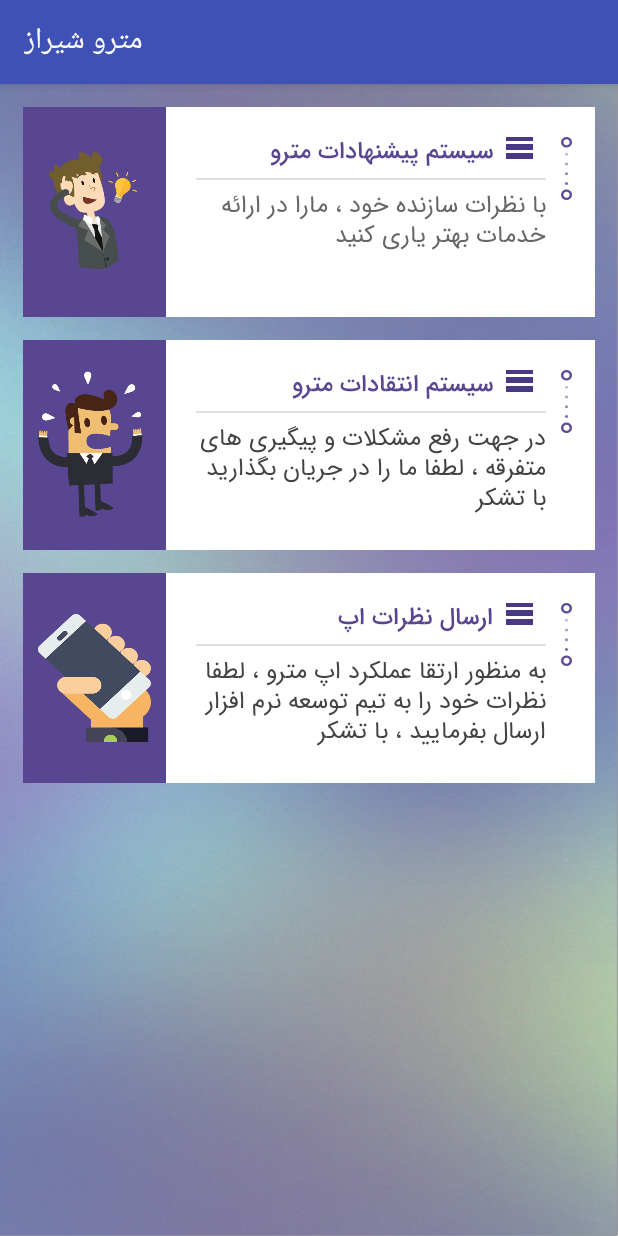
After one commit to bionuts/ShirazMetro, an Android app: the ContactUs2 screen opened directly, with no data from a screen before it, on a phone screen of 412 x 824 dp. The commit adds this screen. Run offline under Robolectric (Android 15) with nearby library versions, the phone set to English and light mode, and no system bars.

Commit message:
contact us layout4

```diff
--- a/app/src/main/AndroidManifest.xml
+++ b/app/src/main/AndroidManifest.xml
@@ -35,7 +35,10 @@
         <activity
             android:name=".ContactUsActivity"
             android:screenOrientation="portrait"
-            android:theme="@style/Theme.AppCompat.Light.NoActionBar"></activity>
+            android:theme="@style/Theme.AppCompat.Light.NoActionBar" />
+        <activity
+            android:name=".ContactUs2"
+            android:screenOrientation="portrait" />
     </application>
 
 </manifest>
--- /dev/null
+++ b/app/src/main/java/ir/shirazmetro/shirazmetro/ContactUs2.java
@@ -0,0 +1,13 @@
+package ir.shirazmetro.shirazmetro;
+
+import android.support.v7.app.AppCompatActivity;
+import android.os.Bundle;
+
+public class ContactUs2 extends AppCompatActivity {
+
+    @Override
+    protected void onCreate(Bundle savedInstanceState) {
+        super.onCreate(savedInstanceState);
+        setContentView(R.layout.activity_contact_us2);
+    }
+}
--- a/app/src/main/java/ir/shirazmetro/shirazmetro/MainActivity.java
+++ b/app/src/main/java/ir/shirazmetro/shirazmetro/MainActivity.java
@@ -72,6 +72,11 @@ public class MainActivity extends AppCompatActivity
         startActivity(intent);
     }
 
+    public void onButton4Clicked(View view) {
+        Intent intent = new Intent(getApplicationContext(), ContactUs2.class);
+        startActivity(intent);
+    }
+
     @Override
     public void onBackPressed() {
         DrawerLayout drawer = (DrawerLayout) findViewById(R.id.drawer_layout);
--- /dev/null
+++ b/app/src/main/res/drawable/contactus_bg_gradient.xml
@@ -0,0 +1,11 @@
+<shape xmlns:android="http://schemas.android.com/apk/res/android" android:shape="rectangle" >
+    <gradient
+        android:startColor="#01a67e"
+        android:centerColor="#11559c "
+        android:endColor="#1a18aa"
+        android:angle="-90"/>
+    <corners
+        android:radius="0dp"/>
+
+
+</shape>
--- a/app/src/main/res/layout/activity_contact_us.xml
+++ b/app/src/main/res/layout/activity_contact_us.xml
@@ -1,10 +1,17 @@
 <?xml version="1.0" encoding="utf-8"?>
-<android.support.constraint.ConstraintLayout xmlns:android="http://schemas.android.com/apk/res/android"
-    xmlns:app="http://schemas.android.com/apk/res-auto"
+<ListView xmlns:android="http://schemas.android.com/apk/res/android"
     xmlns:tools="http://schemas.android.com/tools"
+    android:id="@+id/mainListView"
     android:layout_width="match_parent"
     android:layout_height="match_parent"
-    android:background="@drawable/tile_background"
-    tools:context=".ContactUsActivity">
-
-</android.support.constraint.ConstraintLayout>
+    android:background="@drawable/background"
+    android:clipChildren="false"
+    android:clipToPadding="false"
+    android:divider="@android:color/transparent"
+    android:dividerHeight="10dp"
+    android:paddingBottom="@dimen/activity_vertical_margin"
+    android:paddingLeft="@dimen/activity_horizontal_margin"
+    android:paddingRight="@dimen/activity_horizontal_margin"
+    android:paddingTop="@dimen/activity_vertical_margin"
+    android:scrollbars="none"
+    tools:context=".ContactUsActivity" />
--- /dev/null
+++ b/app/src/main/res/layout/activity_contact_us2.xml
@@ -0,0 +1,389 @@
+<?xml version="1.0" encoding="utf-8"?>
+<android.support.constraint.ConstraintLayout xmlns:android="http://schemas.android.com/apk/res/android"
+    xmlns:app="http://schemas.android.com/apk/res-auto"
+    xmlns:tools="http://schemas.android.com/tools"
+    android:layout_width="match_parent"
+    android:layout_height="match_parent"
+    android:background="@drawable/background"
+    tools:context=".ContactUs2">
+
+    <LinearLayout
+        android:layout_width="match_parent"
+        android:layout_height="wrap_content"
+        android:orientation="vertical"
+        android:padding="15dp">
+
+        <LinearLayout xmlns:android="http://schemas.android.com/apk/res/android"
+            xmlns:tools="http://schemas.android.com/tools"
+            android:layout_width="match_parent"
+            android:layout_height="wrap_content"
+            android:layout_marginBottom="15dp"
+            android:background="@color/bgContent"
+            android:baselineAligned="false"
+            android:orientation="horizontal">
+
+            <!-- LEFT TITLE PART -->
+            <RelativeLayout
+                android:layout_width="match_parent"
+                android:layout_height="140dp"
+                android:layout_weight="3"
+                android:background="@color/bgTitleLeft"
+                android:orientation="vertical"
+                android:paddingBottom="20dp"
+                android:paddingLeft="10dp"
+                android:paddingRight="10dp"
+                android:paddingTop="20dp">
+
+                <ImageView
+                    android:id="@+id/left_image"
+                    android:layout_width="wrap_content"
+                    android:layout_height="wrap_content"
+                    android:layout_alignParentLeft="true"
+                    android:layout_alignParentStart="true"
+                    android:layout_centerVertical="true"
+                    android:adjustViewBounds="true"
+                    android:contentDescription="@string/action_settings"
+                    android:scaleType="fitXY"
+                    android:src="@drawable/idea2" />
+
+                <TextView
+                    android:id="@+id/title_price"
+                    android:layout_width="wrap_content"
+                    android:layout_height="wrap_content"
+                    android:layout_alignParentLeft="true"
+                    android:layout_alignParentStart="true"
+                    android:fontFamily="@font/iransansmobile_medium"
+                    android:textColor="@android:color/white"
+                    android:textSize="26sp"
+                    android:visibility="invisible" />
+
+                <TextView
+                    android:id="@+id/title_time_label"
+                    android:layout_width="wrap_content"
+                    android:layout_height="wrap_content"
+                    android:layout_alignParentBottom="true"
+                    android:layout_alignParentLeft="true"
+                    android:layout_alignParentStart="true"
+                    android:textColor="@android:color/white"
+                    android:textSize="14sp"
+                    android:visibility="invisible" />
+
+                <TextView
+                    android:id="@+id/title_date_label"
+                    android:layout_width="wrap_content"
+                    android:layout_height="wrap_content"
+                    android:layout_above="@id/title_time_label"
+                    android:layout_alignParentLeft="true"
+                    android:layout_alignParentStart="true"
+                    android:textColor="@android:color/white"
+                    android:textSize="12sp"
+                    android:visibility="invisible" />
+
+
+            </RelativeLayout>
+
+            <!-- RIGHT TITLE PART -->
+            <RelativeLayout
+                android:layout_width="match_parent"
+                android:layout_height="match_parent"
+                android:layout_weight="1"
+                android:background="@color/bgTitleRight"
+                android:layoutDirection="rtl"
+                android:paddingBottom="20dp"
+                android:paddingEnd="20dp"
+                android:paddingLeft="15dp"
+                android:paddingRight="20dp"
+                android:paddingStart="15dp"
+                android:paddingTop="20dp"
+                android:textDirection="rtl">
+
+                <ImageView
+                    android:id="@+id/title_from_to_dots"
+                    android:layout_width="wrap_content"
+                    android:layout_height="wrap_content"
+                    android:layout_alignParentLeft="true"
+                    android:layout_alignParentStart="true"
+                    android:layout_marginEnd="10dp"
+                    android:layout_marginRight="10dp"
+                    android:src="@drawable/from_to_purple" />
+
+                <ImageView
+                    android:id="@+id/menu_icon_feedback"
+                    android:layout_width="35dp"
+                    android:layout_height="20dp"
+                    android:layout_alignTop="@+id/title_from_to_dots"
+                    android:layout_marginTop="-3dp"
+                    android:layout_toEndOf="@+id/title_from_to_dots"
+                    android:src="@drawable/menu1" />
+
+                <TextView
+                    android:id="@+id/title_from_address"
+                    android:layout_width="wrap_content"
+                    android:layout_height="wrap_content"
+                    android:layout_alignTop="@+id/title_from_to_dots"
+                    android:layout_marginTop="-5dp"
+                    android:layout_toEndOf="@+id/menu_icon_feedback"
+                    android:layout_toRightOf="@+id/menu_icon_feedback"
+                    android:ellipsize="marquee"
+                    android:fadingEdge="horizontal"
+                    android:fontFamily="@font/iransansmobile_medium"
+                    android:singleLine="true"
+                    android:text="سیستم پیشنهادات مترو"
+                    android:textColor="@color/feedback_title_color"
+                    android:textSize="16sp" />
+
+                <ImageView
+                    android:id="@+id/title_from_to_dots_divider"
+                    android:layout_width="match_parent"
+                    android:layout_height="1dp"
+                    android:layout_below="@id/title_from_address"
+                    android:layout_marginBottom="2dp"
+                    android:layout_marginTop="3dp"
+                    android:layout_toEndOf="@+id/title_from_to_dots"
+                    android:layout_toRightOf="@+id/title_from_to_dots"
+                    android:src="@color/contentDividerLine" />
+
+                <TextView
+                    android:id="@+id/title_to_address"
+                    android:layout_width="wrap_content"
+                    android:layout_height="wrap_content"
+                    android:layout_below="@id/title_from_to_dots_divider"
+                    android:layout_toEndOf="@id/title_from_to_dots"
+                    android:layout_toRightOf="@id/title_from_to_dots"
+                    android:ellipsize="marquee"
+                    android:fadingEdge="horizontal"
+                    android:fontFamily="@font/iransansmobile"
+                    android:text="با نظرات سازنده خود ، مارا در ارائه خدمات بهتر یاری کنید"
+                    android:textColor="@color/titlecolor"
+                    android:textSize="16sp" />
+            </RelativeLayout>
+        </LinearLayout>
+
+        <LinearLayout xmlns:android="http://schemas.android.com/apk/res/android"
+            xmlns:tools="http://schemas.android.com/tools"
+            android:layout_width="match_parent"
+            android:layout_height="wrap_content"
+            android:layout_marginBottom="15dp"
+            android:background="@color/bgContent"
+
+            android:baselineAligned="false"
+            android:orientation="horizontal">
+
+            <!-- LEFT TITLE PART -->
+            <RelativeLayout
+                android:layout_width="match_parent"
+                android:layout_height="140dp"
+                android:layout_weight="3"
+                android:background="@color/bgTitleLeft"
+                android:orientation="vertical"
+                android:paddingBottom="20dp"
+                android:paddingLeft="10dp"
+                android:paddingRight="10dp"
+                android:paddingTop="20dp">
+
+                <ImageView
+                    android:id="@+id/left_image1"
+                    android:layout_width="wrap_content"
+                    android:layout_height="wrap_content"
+                    android:layout_alignParentLeft="true"
+                    android:layout_alignParentStart="true"
+                    android:layout_centerVertical="true"
+                    android:adjustViewBounds="true"
+                    android:contentDescription="@string/action_settings"
+                    android:scaleType="fitXY"
+                    android:src="@drawable/problem1" />
+            </RelativeLayout>
+
+            <!-- RIGHT TITLE PART -->
+            <RelativeLayout
+                android:layout_width="match_parent"
+                android:layout_height="match_parent"
+                android:layout_weight="1"
+                android:background="@color/bgTitleRight"
+                android:layoutDirection="rtl"
+                android:paddingBottom="20dp"
+                android:paddingEnd="20dp"
+                android:paddingLeft="15dp"
+                android:paddingRight="20dp"
+                android:paddingStart="15dp"
+                android:paddingTop="20dp"
+                android:textDirection="rtl">
+
+                <ImageView
+                    android:id="@+id/title_from_to_dots"
+                    android:layout_width="wrap_content"
+                    android:layout_height="wrap_content"
+                    android:layout_alignParentLeft="true"
+                    android:layout_alignParentStart="true"
+                    android:layout_marginEnd="10dp"
+                    android:layout_marginRight="10dp"
+                    android:src="@drawable/from_to_purple" />
+
+                <ImageView
+                    android:id="@+id/menu_icon_feedback"
+                    android:layout_width="35dp"
+                    android:layout_height="20dp"
+                    android:layout_alignTop="@+id/title_from_to_dots"
+                    android:layout_marginTop="-3dp"
+                    android:layout_toEndOf="@+id/title_from_to_dots"
+                    android:src="@drawable/menu1" />
+
+                <TextView
+                    android:id="@+id/title_from_address"
+                    android:layout_width="wrap_content"
+                    android:layout_height="wrap_content"
+                    android:layout_alignTop="@+id/title_from_to_dots"
+                    android:layout_marginTop="-5dp"
+                    android:layout_toEndOf="@+id/menu_icon_feedback"
+                    android:layout_toRightOf="@+id/menu_icon_feedback"
+                    android:ellipsize="marquee"
+                    android:fadingEdge="horizontal"
+                    android:fontFamily="@font/iransansmobile_medium"
+                    android:singleLine="true"
+                    android:text="سیستم انتقادات مترو"
+                    android:textColor="@color/feedback_title_color"
+                    android:textSize="16sp" />
+
+                <ImageView
+                    android:id="@+id/title_from_to_dots_divider"
+                    android:layout_width="match_parent"
+                    android:layout_height="1dp"
+                    android:layout_below="@id/title_from_address"
+                    android:layout_marginBottom="2dp"
+                    android:layout_marginTop="3dp"
+                    android:layout_toEndOf="@+id/title_from_to_dots"
+                    android:layout_toRightOf="@+id/title_from_to_dots"
+                    android:src="@color/contentDividerLine" />
+
+                <TextView
+                    android:id="@+id/title_to_address"
+                    android:layout_width="wrap_content"
+                    android:layout_height="wrap_content"
+                    android:layout_below="@id/title_from_to_dots_divider"
+                    android:layout_toEndOf="@id/title_from_to_dots"
+                    android:layout_toRightOf="@id/title_from_to_dots"
+                    android:ellipsize="marquee"
+                    android:fadingEdge="horizontal"
+                    android:fontFamily="@font/iransansmobile"
+                    android:text="در جهت رفع مشکلات و پیگیری های متفرقه ، لطفا ما را در جریان بگذارید با تشکر"
+                    android:textColor="@color/cardview_dark_background"
+                    android:textSize="16sp" />
+
+            </RelativeLayout>
+        </LinearLayout>
+
+        <LinearLayout xmlns:android="http://schemas.android.com/apk/res/android"
+            xmlns:tools="http://schemas.android.com/tools"
+            android:layout_width="match_parent"
+            android:layout_height="wrap_content"
+            android:background="@color/bgContent"
+            android:baselineAligned="false"
+            android:orientation="horizontal">
+
+            <!-- LEFT TITLE PART -->
+            <RelativeLayout
+                android:layout_width="match_parent"
+                android:layout_height="140dp"
+                android:layout_weight="3"
+                android:background="@color/bgTitleLeft"
+                android:orientation="vertical"
+                android:paddingBottom="20dp"
+                android:paddingLeft="10dp"
+                android:paddingRight="10dp"
+                android:paddingTop="20dp">
+
+                <ImageView
+                    android:id="@+id/left_image3"
+                    android:layout_width="wrap_content"
+                    android:layout_height="wrap_content"
+                    android:layout_alignParentLeft="true"
+                    android:layout_alignParentStart="true"
+                    android:layout_centerVertical="true"
+                    android:adjustViewBounds="true"
+                    android:contentDescription="@string/action_settings"
+                    android:scaleType="fitXY"
+                    android:src="@drawable/app" />
+
+            </RelativeLayout>
+
+            <!-- RIGHT TITLE PART -->
+            <RelativeLayout
+                android:layout_width="match_parent"
+                android:layout_height="match_parent"
+                android:layout_weight="1"
+                android:background="@color/bgTitleRight"
+                android:layoutDirection="rtl"
+                android:paddingBottom="20dp"
+                android:paddingEnd="20dp"
+                android:paddingLeft="15dp"
+                android:paddingRight="20dp"
+                android:paddingStart="15dp"
+                android:paddingTop="20dp"
+                android:textDirection="rtl">
+
+                <ImageView
+                    android:id="@+id/title_from_to_dots"
+                    android:layout_width="wrap_content"
+                    android:layout_height="wrap_content"
+                    android:layout_alignParentLeft="true"
+                    android:layout_alignParentStart="true"
+                    android:layout_marginEnd="10dp"
+                    android:layout_marginRight="10dp"
+                    android:src="@drawable/from_to_purple" />
+
+                <ImageView
+                    android:id="@+id/menu_icon_feedback"
+                    android:layout_width="35dp"
+                    android:layout_height="20dp"
+                    android:layout_alignTop="@+id/title_from_to_dots"
+                    android:layout_marginTop="-3dp"
+                    android:layout_toEndOf="@+id/title_from_to_dots"
+                    android:src="@drawable/menu1" />
+
+                <TextView
+                    android:id="@+id/title_from_address"
+                    android:layout_width="wrap_content"
+                    android:layout_height="wrap_content"
+                    android:layout_alignTop="@+id/title_from_to_dots"
+                    android:layout_marginTop="-5dp"
+                    android:layout_toEndOf="@+id/menu_icon_feedback"
+                    android:layout_toRightOf="@+id/menu_icon_feedback"
+                    android:ellipsize="marquee"
+                    android:fadingEdge="horizontal"
+                    android:fontFamily="@font/iransansmobile_medium"
+                    android:singleLine="true"
+                    android:text="ارسال نظرات اپ"
+                    android:textColor="@color/feedback_title_color"
+                    android:textSize="16sp" />
+
+                <ImageView
+                    android:id="@+id/title_from_to_dots_divider"
+                    android:layout_width="match_parent"
+                    android:layout_height="1dp"
+                    android:layout_below="@id/title_from_address"
+                    android:layout_marginBottom="2dp"
+                    android:layout_marginTop="3dp"
+                    android:layout_toEndOf="@+id/title_from_to_dots"
+                    android:layout_toRightOf="@+id/title_from_to_dots"
+                    android:src="@color/contentDividerLine" />
+
+                <TextView
+                    android:id="@+id/title_to_address"
+                    android:layout_width="wrap_content"
+                    android:layout_height="wrap_content"
+                    android:layout_below="@id/title_from_to_dots_divider"
+                    android:layout_toEndOf="@id/title_from_to_dots"
+                    android:layout_toRightOf="@id/title_from_to_dots"
+                    android:ellipsize="marquee"
+                    android:fadingEdge="horizontal"
+                    android:fontFamily="@font/iransansmobile"
+                    android:text="به منظور ارتقا عملکرد اپ مترو ، لطفا نظرات خود را به تیم توسعه نرم افزار ارسال بفرمایید ، با تشکر"
+                    android:textColor="@color/cardview_dark_background"
+                    android:textSize="16sp" />
+
+            </RelativeLayout>
+        </LinearLayout>
+
+    </LinearLayout>
+
+</android.support.constraint.ConstraintLayout>
--- a/app/src/main/res/layout/content_main.xml
+++ b/app/src/main/res/layout/content_main.xml
@@ -52,4 +52,15 @@
         app:layout_constraintStart_toStartOf="parent"
         app:layout_constraintTop_toBottomOf="@+id/button2" />
 
+    <Button
+        android:id="@+id/button4"
+        android:layout_width="wrap_content"
+        android:layout_height="wrap_content"
+        android:layout_marginStart="8dp"
+        android:layout_marginTop="8dp"
+        android:onClick="onButton4Clicked"
+        android:text="contact-us"
+        app:layout_constraintStart_toStartOf="parent"
+        app:layout_constraintTop_toBottomOf="@+id/button3" />
+
 </android.support.constraint.ConstraintLayout>
```
